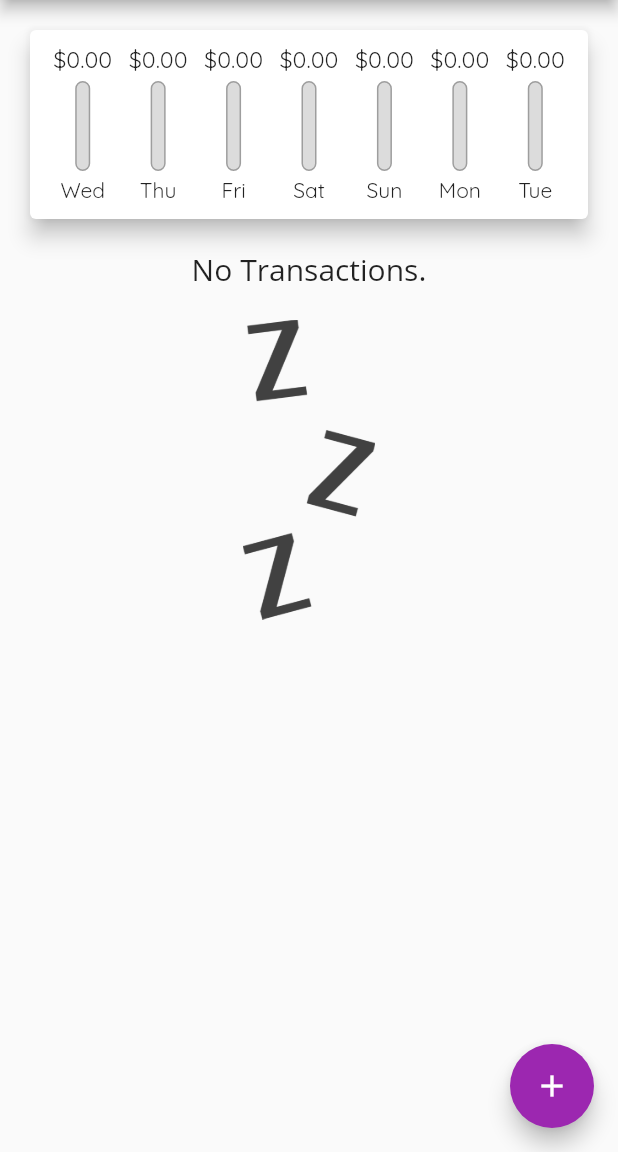
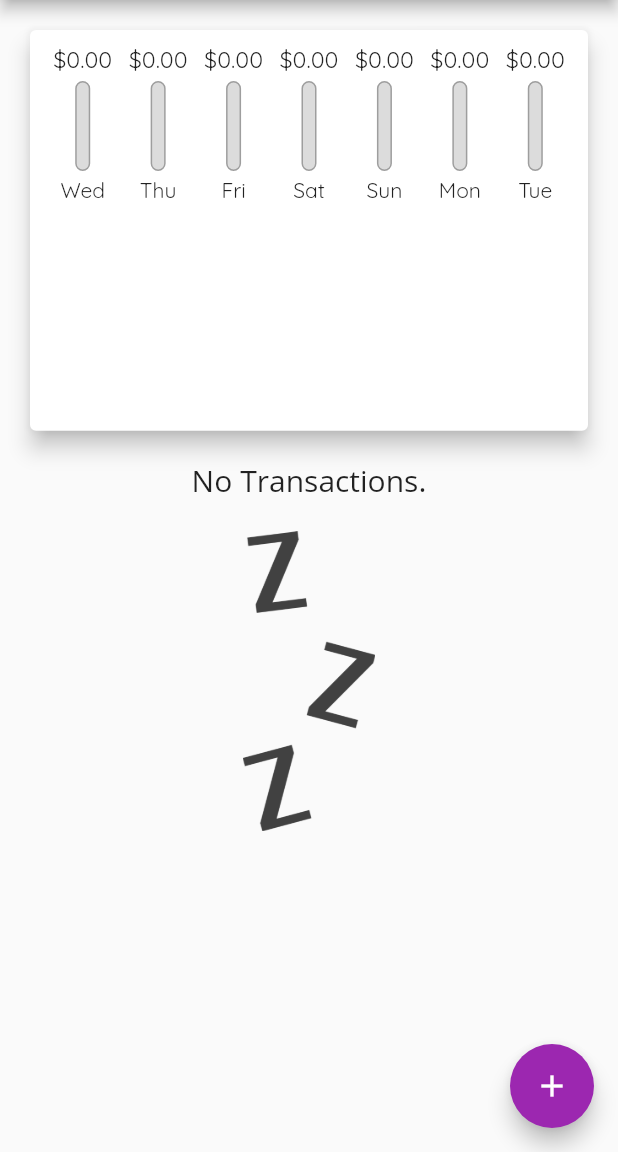
Before and after one commit to Deep-Bhakat/expenses_app, a Flutter app: the screen it shows after launch, on a phone screen of 412 x 824 dp, the part 84-1236 px from its top. Run offline on Flutter 3.47's test engine with Material 2 defaults, Android fonts, the phone set to English and light mode, and no system bars.

Commit message:
added responsive height using mediaquery

```diff
--- a/lib/main.dart
+++ b/lib/main.dart
@@ -67,8 +67,7 @@ class _MyHomePageState extends State<MyHomePage> {
 
   @override
   Widget build(BuildContext context) {
-    return Scaffold(
-      appBar: AppBar(
+    final appBar = AppBar(
       title: Text(
         'Flutter App',
         style: TextStyle(fontFamily: 'OpenSans'),
@@ -78,13 +77,25 @@ class _MyHomePageState extends State<MyHomePage> {
             onPressed: () => startNewTransaction(context),
             icon: Icon(Icons.add))
       ],
-      ),
+    );
+    return Scaffold(
+      appBar: appBar,
       body: SingleChildScrollView(
         child: Column(
           crossAxisAlignment: CrossAxisAlignment.stretch,
           children: [
-            Chart(_recentTransactions),
-            TransactionList(transactions, _deleteTransaction)
+            Container(
+                height: (MediaQuery.of(context).size.height -
+                        appBar.preferredSize.height -
+                        MediaQuery.of(context).padding.top) *
+                    0.4,
+                child: Chart(_recentTransactions)),
+            Container(
+                height: (MediaQuery.of(context).size.height -
+                        appBar.preferredSize.height -
+                        MediaQuery.of(context).padding.top) *
+                    0.6,
+                child: TransactionList(transactions, _deleteTransaction)),
           ],
         ),
       ),
```
Lines whose indentation alone changed are shown as unchanged.
